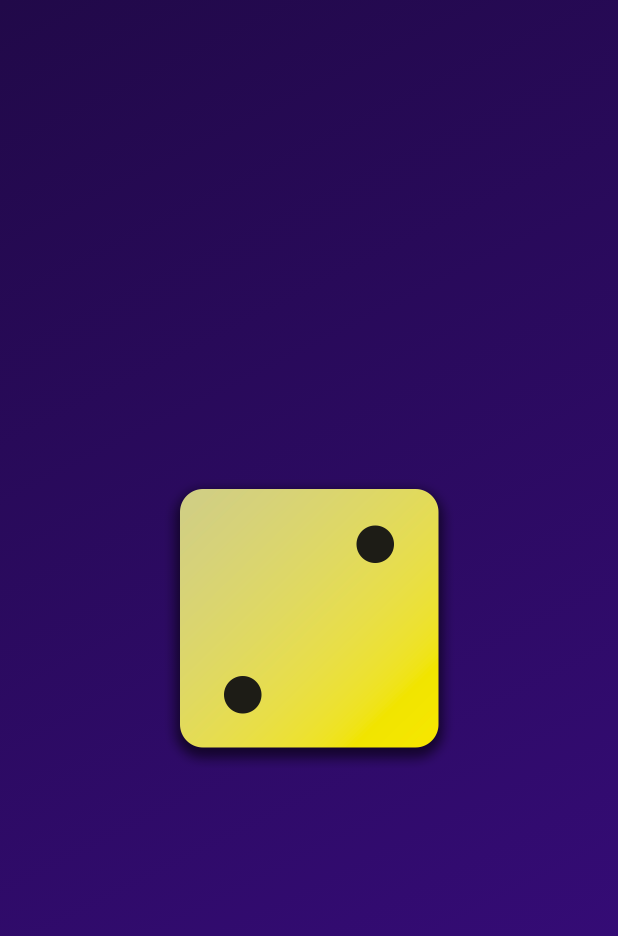
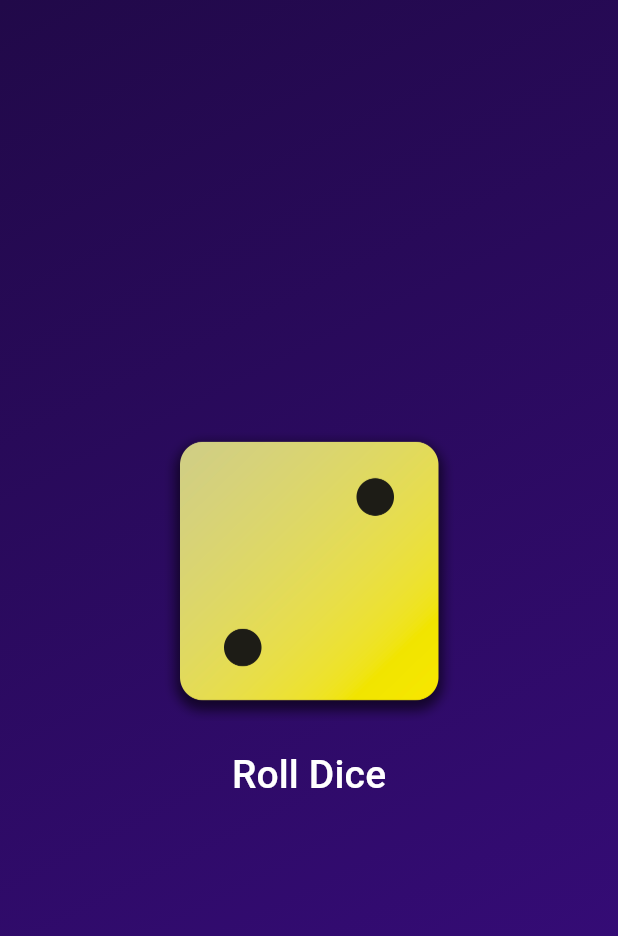
Before and after one commit to AnasKhan1506/Dicedemo, a Flutter app: the screen it shows after launch, on a phone screen of 412 x 824 dp. Shown: the top 936 px of the screen. Run offline on Flutter 3.47's test engine with Material 3 defaults, Android fonts, the phone set to English and light mode, and no system bars.

Commit message:
finishing app

```diff
--- /dev/null
+++ b/lib/diceroller.dart
@@ -0,0 +1,48 @@
+import 'package:flutter/material.dart';
+import 'dart:math';
+
+final randomizer = Random();
+
+class DiceRoller extends StatefulWidget {
+  DiceRoller({super.key});
+
+  @override
+  State<DiceRoller> createState() => _DiceRollerState();
+}
+
+class _DiceRollerState extends State<DiceRoller> {
+  int current_value = 2;
+  diceroll() {
+    setState(() {
+      current_value = randomizer.nextInt(6) + 1;
+    });
+  }
+
+  @override
+  Widget build(BuildContext context) {
+    return Column(
+      mainAxisSize: MainAxisSize.min,
+      children: [
+        Image.asset(
+          'assets/images/dice-$current_value.png',
+          width: 200,
+        ),
+        SizedBox(
+          height: 10,
+        ),
+        TextButton(
+          onPressed: () {
+            diceroll();
+          },
+          child: Text(
+            "Roll Dice",
+            style: TextStyle(
+              color: Colors.white,
+              fontSize: 26,
+            ),
+          ),
+        ),
+      ],
+    );
+  }
+}
--- a/lib/gradient_container.dart
+++ b/lib/gradient_container.dart
@@ -1,3 +1,4 @@
+import 'package:diceroll/diceroller.dart';
 import 'package:diceroll/style_text.dart';
 import 'package:flutter/material.dart';
 
@@ -19,10 +20,7 @@ class GradientContainer extends StatelessWidget {
           ),
         ),
         child: Center(
-          child: Image.asset(
-            'assets/images/dice-2.png',
-            width: 200,
-          ),
+          child: DiceRoller(),
         ),
       ),
     );
```
